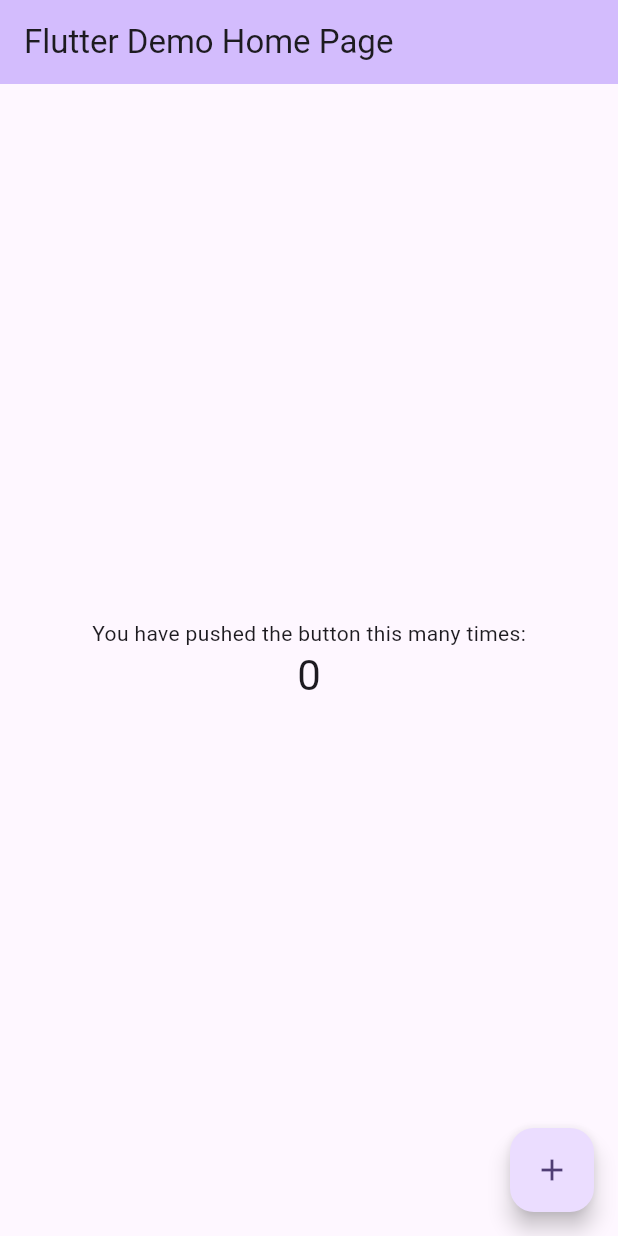
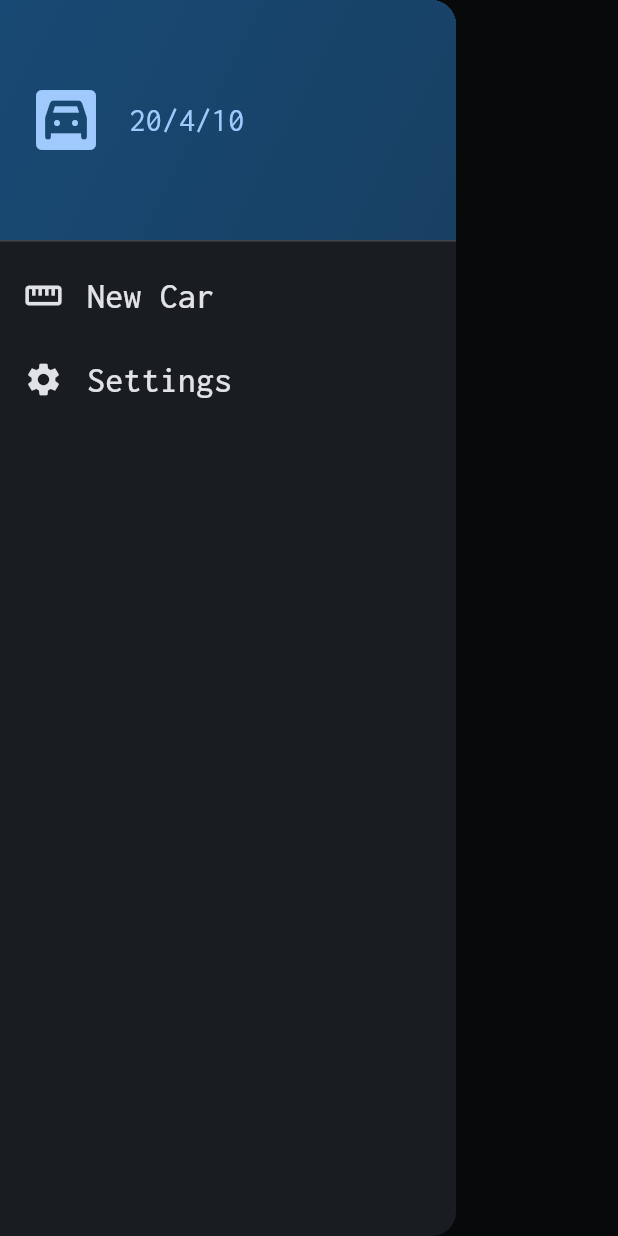
Before and after one commit to bmbravo/buy_car_rule, a Flutter app: the screen it shows after launch, with the side drawer open (before the commit the screen has no drawer), on a phone screen of 412 x 824 dp. Run offline on Flutter 3.47's test engine with Material 3 defaults, Android fonts, the light colour scheme and no system bars; our stand-ins replace flutter_riverpod, google_fonts.

Commit message:
added drawer navigation

```diff
--- a/lib/main.dart
+++ b/lib/main.dart
@@ -1,125 +1,29 @@
+import 'package:buy_car_rule/screens/landing_screen.dart';
 import 'package:flutter/material.dart';
+import 'package:flutter_riverpod/flutter_riverpod.dart';
+import 'package:google_fonts/google_fonts.dart';
+
+final theme = ThemeData(
+  colorScheme: ColorScheme.fromSeed(
+    brightness: Brightness.dark,
+    seedColor: const Color.fromARGB(255, 0, 29, 54),
+  ),
+  textTheme: GoogleFonts.inconsolataTextTheme(),
+);
 
 void main() {
-  runApp(const MyApp());
+  runApp(
+    const ProviderScope(
+      child: App(),
+    ),
+  );
 }
 
-class MyApp extends StatelessWidget {
-  const MyApp({super.key});
-
-  // This widget is the root of your application.
-  @override
-  Widget build(BuildContext context) {
-    return MaterialApp(
-      title: 'Flutter Demo',
-      theme: ThemeData(
-        // This is the theme of your application.
-        //
-        // TRY THIS: Try running your application with "flutter run". You'll see
-        // the application has a purple toolbar. Then, without quitting the app,
-        // try changing the seedColor in the colorScheme below to Colors.green
-        // and then invoke "hot reload" (save your changes or press the "hot
-        // reload" button in a Flutter-supported IDE, or press "r" if you used
-        // the command line to start the app).
-        //
-        // Notice that the counter didn't reset back to zero; the application
-        // state is not lost during the reload. To reset the state, use hot
-        // restart instead.
-        //
-        // This works for code too, not just values: Most code changes can be
-        // tested with just a hot reload.
-        colorScheme: ColorScheme.fromSeed(seedColor: Colors.deepPurple),
-        useMaterial3: true,
-      ),
-      home: const MyHomePage(title: 'Flutter Demo Home Page'),
-    );
-  }
-}
-
-class MyHomePage extends StatefulWidget {
-  const MyHomePage({super.key, required this.title});
-
-  // This widget is the home page of your application. It is stateful, meaning
-  // that it has a State object (defined below) that contains fields that affect
-  // how it looks.
-
-  // This class is the configuration for the state. It holds the values (in this
-  // case the title) provided by the parent (in this case the App widget) and
-  // used by the build method of the State. Fields in a Widget subclass are
-  // always marked "final".
-
-  final String title;
-
-  @override
-  State<MyHomePage> createState() => _MyHomePageState();
-}
-
-class _MyHomePageState extends State<MyHomePage> {
-  int _counter = 0;
-
-  void _incrementCounter() {
-    setState(() {
-      // This call to setState tells the Flutter framework that something has
-      // changed in this State, which causes it to rerun the build method below
-      // so that the display can reflect the updated values. If we changed
-      // _counter without calling setState(), then the build method would not be
-      // called again, and so nothing would appear to happen.
-      _counter++;
-    });
-  }
+class App extends StatelessWidget {
+  const App({super.key});
 
   @override
   Widget build(BuildContext context) {
-    // This method is rerun every time setState is called, for instance as done
-    // by the _incrementCounter method above.
-    //
-    // The Flutter framework has been optimized to make rerunning build methods
-    // fast, so that you can just rebuild anything that needs updating rather
-    // than having to individually change instances of widgets.
-    return Scaffold(
-      appBar: AppBar(
-        // TRY THIS: Try changing the color here to a specific color (to
-        // Colors.amber, perhaps?) and trigger a hot reload to see the AppBar
-        // change color while the other colors stay the same.
-        backgroundColor: Theme.of(context).colorScheme.inversePrimary,
-        // Here we take the value from the MyHomePage object that was created by
-        // the App.build method, and use it to set our appbar title.
-        title: Text(widget.title),
-      ),
-      body: Center(
-        // Center is a layout widget. It takes a single child and positions it
-        // in the middle of the parent.
-        child: Column(
-          // Column is also a layout widget. It takes a list of children and
-          // arranges them vertically. By default, it sizes itself to fit its
-          // children horizontally, and tries to be as tall as its parent.
-          //
-          // Column has various properties to control how it sizes itself and
-          // how it positions its children. Here we use mainAxisAlignment to
-          // center the children vertically; the main axis here is the vertical
-          // axis because Columns are vertical (the cross axis would be
-          // horizontal).
-          //
-          // TRY THIS: Invoke "debug painting" (choose the "Toggle Debug Paint"
-          // action in the IDE, or press "p" in the console), to see the
-          // wireframe for each widget.
-          mainAxisAlignment: MainAxisAlignment.center,
-          children: <Widget>[
-            const Text(
-              'You have pushed the button this many times:',
-            ),
-            Text(
-              '$_counter',
-              style: Theme.of(context).textTheme.headlineMedium,
-            ),
-          ],
-        ),
-      ),
-      floatingActionButton: FloatingActionButton(
-        onPressed: _incrementCounter,
-        tooltip: 'Increment',
-        child: const Icon(Icons.add),
-      ), // This trailing comma makes auto-formatting nicer for build methods.
-    );
+    return MaterialApp(theme: theme, home: const LandingScreen());
   }
 }
--- /dev/null
+++ b/lib/screens/calculator_screen.dart
@@ -0,0 +1,23 @@
+import 'package:flutter/material.dart';
+import 'package:flutter_riverpod/flutter_riverpod.dart';
+
+class CalculatorScreen extends ConsumerStatefulWidget {
+  const CalculatorScreen({super.key});
+
+  @override
+  ConsumerState<ConsumerStatefulWidget> createState() {
+    return _CalculatorScreenState();
+  }
+}
+
+class _CalculatorScreenState extends ConsumerState<CalculatorScreen> {
+  @override
+  Widget build(BuildContext context) {
+    return Text(
+      'Calculadora',
+      style: Theme.of(context).textTheme.titleLarge!.copyWith(
+            color: Theme.of(context).colorScheme.onSurface,
+          ),
+    );
+  }
+}
--- /dev/null
+++ b/lib/screens/landing_screen.dart
@@ -0,0 +1,50 @@
+import 'package:buy_car_rule/screens/calculator_screen.dart';
+import 'package:buy_car_rule/widgets/main_drawer.dart';
+import 'package:flutter/material.dart';
+import 'package:flutter_riverpod/flutter_riverpod.dart';
+
+class LandingScreen extends ConsumerStatefulWidget {
+  const LandingScreen({super.key});
+
+  @override
+  ConsumerState<LandingScreen> createState() {
+    return _LandingScreenState();
+  }
+}
+
+class _LandingScreenState extends ConsumerState<LandingScreen> {
+  int _selectedPageIndex = 0;
+
+  static const List<Map<String, dynamic>> _screenOptions = [
+    {'widget': CalculatorScreen(), 'title': 'Home'},
+    {
+      'widget': Text(
+        'Home 1',
+        style: TextStyle(color: Colors.white),
+      ),
+      'title': 'Home 1'
+    }
+  ];
+
+  void _selectScreen(int index) {
+    setState(() {
+      _selectedPageIndex = index;
+    });
+    Navigator.pop(context);
+  }
+
+  @override
+  Widget build(BuildContext context) {
+    return Scaffold(
+      appBar: AppBar(
+        title: Text('${_screenOptions[_selectedPageIndex]['title']}'),
+      ),
+      drawer: MainDrawer(
+        onSelectScreen: _selectScreen,
+      ),
+      body: Center(
+        child: _screenOptions[_selectedPageIndex]['widget'],
+      ),
+    );
+  }
+}
--- /dev/null
+++ b/lib/widgets/main_drawer.dart
@@ -0,0 +1,85 @@
+import 'package:flutter/material.dart';
+
+class MainDrawer extends StatelessWidget {
+  const MainDrawer({super.key, required this.onSelectScreen});
+
+  final void Function(int screenIndex) onSelectScreen;
+
+  @override
+  Widget build(BuildContext context) {
+    return Drawer(
+      child: Column(
+        children: [
+          DrawerHeader(
+            padding: const EdgeInsets.all(20),
+            decoration: BoxDecoration(
+              gradient: LinearGradient(
+                colors: [
+                  Theme.of(context).colorScheme.primaryContainer,
+                  Theme.of(context)
+                      .colorScheme
+                      .primaryContainer
+                      .withOpacity(0.8),
+                ],
+                begin: Alignment.topLeft,
+                end: Alignment.bottomRight,
+              ),
+            ),
+            child: Row(
+              children: [
+                Icon(
+                  Icons.garage,
+                  size: 48,
+                  color: Theme.of(context).colorScheme.primary,
+                ),
+                const SizedBox(
+                  width: 18,
+                ),
+                Text(
+                  '20/4/10',
+                  style: Theme.of(context).textTheme.titleLarge!.copyWith(
+                        color: Theme.of(context).colorScheme.primary,
+                      ),
+                )
+              ],
+            ),
+          ),
+          ListTile(
+            leading: Icon(
+              Icons.straighten,
+              size: 26,
+              color: Theme.of(context).colorScheme.onSurface,
+            ),
+            title: Text(
+              'New Car',
+              style: Theme.of(context).textTheme.titleSmall!.copyWith(
+                    color: Theme.of(context).colorScheme.onSurface,
+                    fontSize: 24,
+                  ),
+            ),
+            onTap: () {
+              onSelectScreen(0);
+            },
+          ),
+          ListTile(
+            leading: Icon(
+              Icons.settings,
+              size: 26,
+              color: Theme.of(context).colorScheme.onSurface,
+            ),
+            title: Text(
+              'Settings',
+              style: Theme.of(context).textTheme.titleSmall!.copyWith(
+                    color: Theme.of(context).colorScheme.onSurface,
+                    fontSize: 24,
+                  ),
+            ),
+            onTap: () {
+              onSelectScreen(1);
+            },
+          ),
+        ],
+      ),
+    );
+  }
+}
--- a/pubspec.yaml
+++ b/pubspec.yaml
@@ -1,5 +1,5 @@
 name: buy_car_rule
-description: "A new Flutter project."
+description: 'A new Flutter project.'
 # The following line prevents the package from being accidentally published to
 # pub.dev using `flutter pub publish`. This is preferred for private packages.
 publish_to: 'none' # Remove this line if you wish to publish to pub.dev
@@ -31,10 +31,11 @@ dependencies:
   flutter:
     sdk: flutter
 
-
   # The following adds the Cupertino Icons font to your application.
   # Use with the CupertinoIcons class for iOS style icons.
   cupertino_icons: ^1.0.6
+  google_fonts: ^6.2.1
+  flutter_riverpod: ^2.5.1
 
 dev_dependencies:
   flutter_test:
@@ -52,7 +53,6 @@ dev_dependencies:
 
 # The following section is specific to Flutter packages.
 flutter:
-
   # The following line ensures that the Material Icons font is
   # included with your application, so that you can use the icons in
   # the material Icons class.
```
Also changed, not shown: pubspec.lock, 14 other files.
